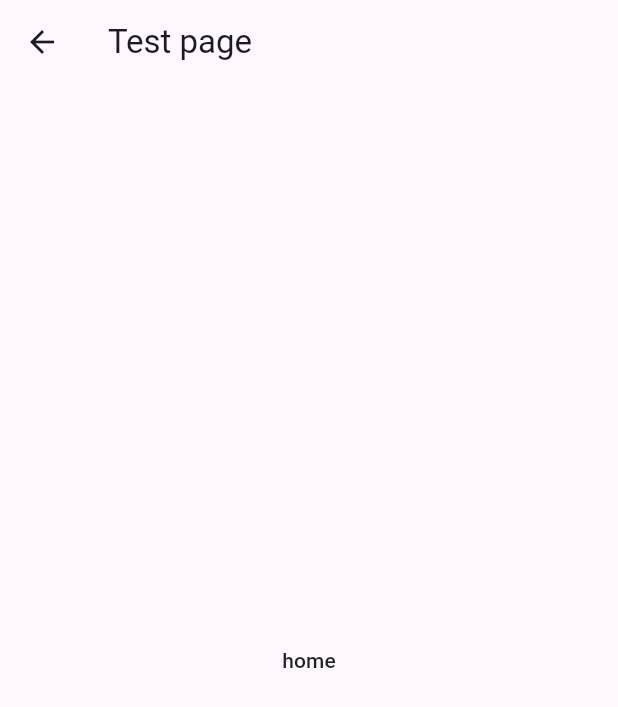
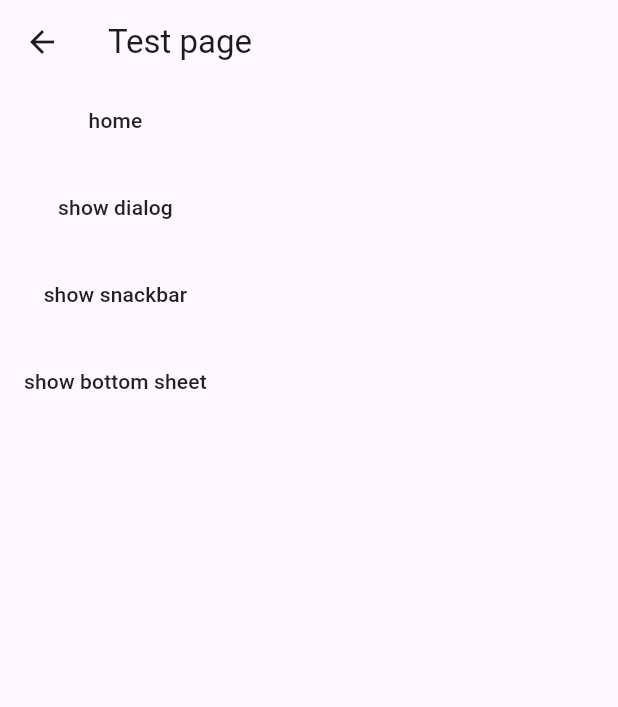
Before and after one commit to shehab-nabil/GETX_test, a Flutter app: the TestPage screen opened by its route, on a phone screen of 412 x 824 dp. Shown: the top 707 px of the screen. Run offline on Flutter 3.47's test engine with Material 2 defaults, Android fonts, the phone set to English and light mode, and no system bars; our stand-ins replace get, shared_preferences; accounts and stored records are empty.

Commit message:
dialog ,snackbar and bottomsheet

```diff
--- a/lib/view/test_page.dart
+++ b/lib/view/test_page.dart
@@ -10,12 +10,52 @@ class TestPage extends StatelessWidget {
   Widget build(BuildContext context) {
     return Scaffold(
       appBar: AppBar(title: Text(Strings.testPage.tr)),
-      body: Center(
-        child: MaterialButton(
+      body: Column(
+        children: [
+          MaterialButton(
             onPressed: () {
               Get.back();
             },
-            child: const Text('home')),
+            child: const Text('home'),
+          ),
+          const SizedBox(
+            height: 10,
+          ),
+          MaterialButton(
+            onPressed: () {
+              Get.defaultDialog(textCancel: 'cancel');
+            },
+            child: const Text('show dialog'),
+          ),
+          const SizedBox(
+            height: 10,
+          ),
+          MaterialButton(
+            onPressed: () {
+              Get.snackbar('title', 'message',
+                  snackPosition: SnackPosition.BOTTOM);
+            },
+            child: const Text('show snackbar'),
+          ),
+          const SizedBox(
+            height: 10,
+          ),
+          MaterialButton(
+            onPressed: () {
+              Get.bottomSheet(
+                Container(
+                  width: double.infinity,
+                  height: 50,
+                  decoration:
+                      BoxDecoration(borderRadius: BorderRadius.circular(10)),
+                  child: const Text('data'),
+                ),
+                backgroundColor: Colors.red,
+              );
+            },
+            child: const Text('show bottom sheet'),
+          ),
+        ],
       ),
     );
   }
```
